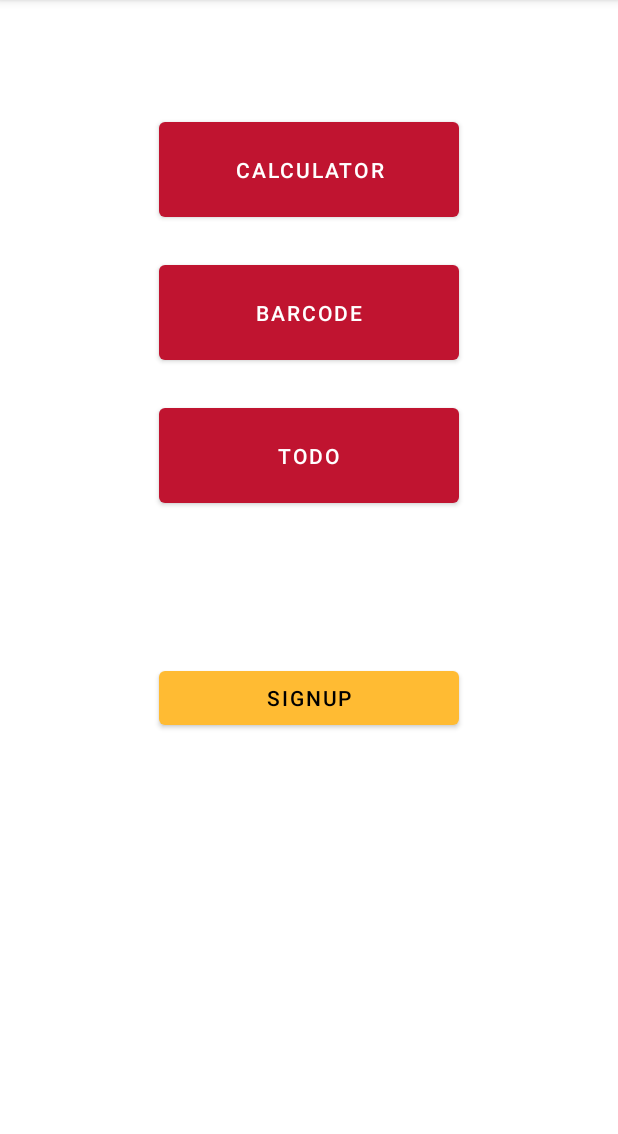
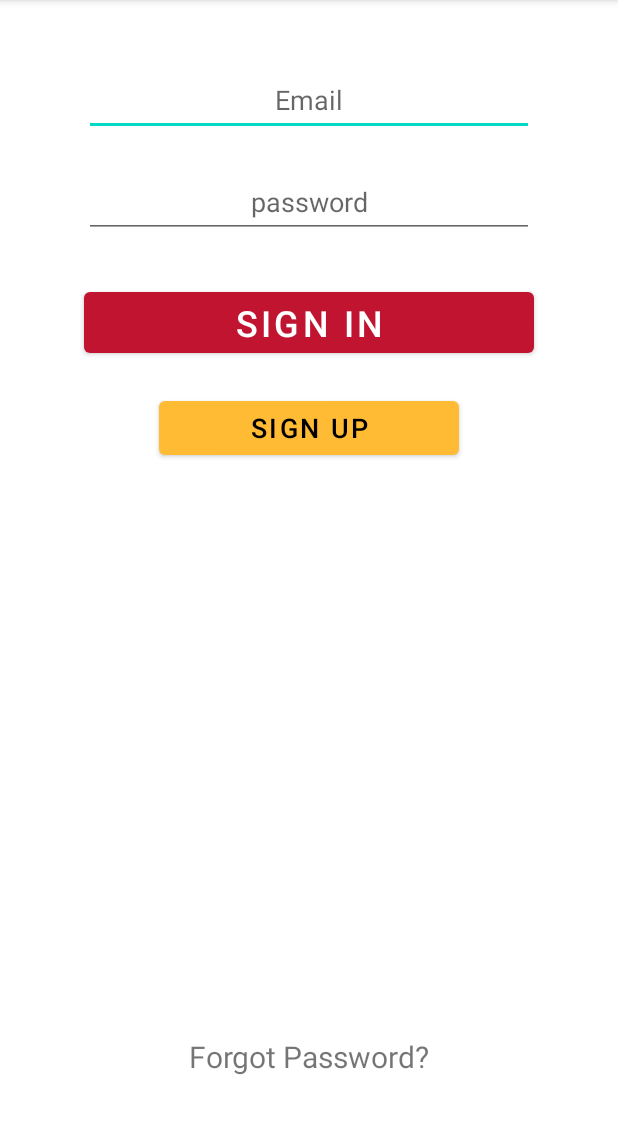
Before and after one commit to letz0703/icanmart-android, an Android app: the screen it shows after launch (MainActivity before the commit, Login after it), on a phone screen of 412 x 824 dp, the part 84-1218 px from its top. Run offline under Robolectric (Android 15) with nearby library versions, the phone set to English and light mode, and no system bars; our stand-ins replace Firebase (no records; nobody signed in at launch, a user with empty details on screens opened directly).

Commit message:
sign in (working)

```diff
--- a/app/src/main/AndroidManifest.xml
+++ b/app/src/main/AndroidManifest.xml
@@ -10,17 +10,27 @@
             android:supportsRtl="true"
             android:theme="@style/Theme.Icanmart">
         <activity
+                android:name=".Login"
+                android:exported="true">
+            <intent-filter>
+                <action android:name="android.intent.action.MAIN" />
+                <category android:name="android.intent.category.LAUNCHER" />
+            </intent-filter>
+        </activity>
+
+        <activity
                 android:name=".Forgot"
                 android:exported="true"
-                android:parentActivityName=".Signup"
-                />
+                android:parentActivityName=".Signup" />
         <activity
                 android:name=".Signup"
                 android:exported="true"
                 android:parentActivityName=".MainActivity" />
         <activity
                 android:name=".Barcode"
-                android:exported="true" />
+                android:exported="true"
+                android:parentActivityName=".MainActivity"
+                />
         <activity
                 android:name=".SplashScreen"
                 android:exported="true" />
@@ -30,13 +40,7 @@
         <activity
                 android:name=".Calculator"
                 android:parentActivityName=".MainActivity" />
-        <activity android:name=".MainActivity">
-            <intent-filter>
-                <action android:name="android.intent.action.MAIN" />
-
-                <category android:name="android.intent.category.LAUNCHER" />
-            </intent-filter>
-        </activity>
+        <activity android:name=".MainActivity"/>
     </application>
 
 </manifest>
--- /dev/null
+++ b/app/src/main/java/com/letz/icanmart/Login.java
@@ -0,0 +1,102 @@
+package com.letz.icanmart;
+
+import androidx.annotation.NonNull;
+import androidx.appcompat.app.AppCompatActivity;
+
+import android.content.Intent;
+import android.os.Bundle;
+import android.view.View;
+import android.widget.Button;
+import android.widget.ImageView;
+import android.widget.TextView;
+import android.widget.Toast;
+
+import com.google.android.gms.tasks.OnCompleteListener;
+import com.google.android.gms.tasks.Task;
+import com.google.firebase.auth.AuthResult;
+import com.google.firebase.auth.FirebaseAuth;
+import com.google.firebase.auth.FirebaseUser;
+
+public class Login extends AppCompatActivity
+{
+    ImageView profile;
+    private TextView email, password;
+    private Button buttonSignIn, buttonSignUp;
+    private TextView textViewForgot;
+
+    FirebaseAuth auth;
+    FirebaseUser firebaseUser;
+
+//    let user keep being logged in
+//    @Override
+//    protected void onStart() {
+//        super.onStart();
+//        firebaseUser = FirebaseAuth.getInstance().getCurrentUser();
+//        // fb user가 있으면
+//        if(firebaseUser != null)
+//        {
+//            Intent iMainActivity = new Intent(Login.this, MainActivity.class);
+//            startActivity(iMainActivity);
+//        }
+//    }
+
+    @Override
+    protected void onCreate(Bundle savedInstanceState) {
+        super.onCreate(savedInstanceState);
+        setContentView(R.layout.activity_login);
+
+        profile = findViewById(R.id.ivProfile_Login);
+        email = findViewById(R.id.etEmail_Login);
+        password = findViewById(R.id.etPassword_Login);
+
+        buttonSignIn = findViewById(R.id.btnSignin_Login);
+        buttonSignUp = findViewById(R.id.btnSignup_Login);
+
+        textViewForgot = findViewById(R.id.btnForgot_Login);
+
+        auth = FirebaseAuth.getInstance();
+
+        buttonSignIn.setOnClickListener(v -> {
+            String userEmail = email.getText().toString();
+            String userPassword = password.getText().toString();
+
+            if (!email.equals("") && !password.equals("")) {
+                signin(userEmail, userPassword);
+            } else {
+                Toast.makeText(Login.this, "Please enter and email and password.", Toast.LENGTH_SHORT).show();
+            }
+        });
+
+        buttonSignUp.setOnClickListener(new View.OnClickListener()
+        {
+            @Override
+            public void onClick(View v) {
+                Intent i = new Intent(Login.this, Signup.class);
+                startActivity(i);
+            }
+        });
+
+        textViewForgot.setOnClickListener(v -> {
+            Intent i = new Intent(Login.this, Forgot.class);
+            startActivity(i);
+        });
+    }
+
+    public void signin(String email, String password) {
+        auth.signInWithEmailAndPassword(email, password)
+                .addOnCompleteListener(new OnCompleteListener<AuthResult>()
+                {
+                    @Override
+                    public void onComplete(@NonNull Task<AuthResult> task) {
+                        if (task.isSuccessful()) {
+                            Intent i = new Intent(Login.this, MainActivity.class);
+                            startActivity(i);
+                            Toast.makeText(Login.this, "Sign in is successful", Toast.LENGTH_SHORT).show();
+                        } else {
+                            Toast.makeText(Login.this, "Sign in failed", Toast.LENGTH_SHORT).show();
+                        }
+                    }
+                });
+
+    }
+}
--- a/app/src/main/java/com/letz/icanmart/MainActivity.java
+++ b/app/src/main/java/com/letz/icanmart/MainActivity.java
@@ -24,12 +24,6 @@ public class MainActivity extends AppCompatActivity {
         calculator = findViewById(R.id.buttonCalc);
         barcode = findViewById(R.id.btnBarcode);
         todo = findViewById(R.id.buttonTodo);
-        signup = findViewById(R.id.btnSignup_Main);
-        signup = findViewById(R.id.btnSignup_Main);
-        signup.setOnClickListener(v -> {
-            Intent igoSignup = new Intent(MainActivity.this,Signup.class);
-            startActivity(igoSignup);
-        });
 
 
         todo.setOnClickListener(new View.OnClickListener() {
--- /dev/null
+++ b/app/src/main/res/layout/activity_login.xml
@@ -0,0 +1,85 @@
+<?xml version="1.0" encoding="utf-8"?>
+<androidx.constraintlayout.widget.ConstraintLayout xmlns:android="http://schemas.android.com/apk/res/android"
+        xmlns:tools="http://schemas.android.com/tools"
+        xmlns:app="http://schemas.android.com/apk/res-auto"
+        android:layout_width="match_parent"
+        android:layout_height="match_parent"
+        tools:context=".MyLoginActivity">
+
+    <ImageView
+            android:layout_width="wrap_content"
+            android:layout_height="wrap_content"
+            tools:srcCompat="@tools:sample/avatars"
+            android:id="@+id/ivProfile_Login"
+            app:layout_constraintTop_toTopOf="parent"
+            app:layout_constraintStart_toStartOf="parent"
+            android:layout_marginTop="17dp"
+            app:layout_constraintEnd_toEndOf="parent" />
+
+    <EditText
+            android:layout_width="300dp"
+            android:layout_height="wrap_content"
+            android:inputType="textEmailAddress"
+            android:ems="10"
+            android:id="@+id/etEmail_Login"
+            android:hint="Email"
+            android:gravity="center|center_horizontal"
+            app:layout_constraintStart_toStartOf="parent"
+            app:layout_constraintHorizontal_bias="0.5"
+            app:layout_constraintEnd_toEndOf="parent"
+            android:layout_marginTop="25dp"
+            app:layout_constraintTop_toBottomOf="@+id/ivProfile_Login"
+            android:minHeight="48dp" />
+
+    <EditText
+            android:layout_width="300dp"
+            android:layout_height="wrap_content"
+            android:inputType="text|textPassword"
+            android:ems="10"
+            android:id="@+id/etPassword_Login"
+            android:hint="password"
+            android:layout_marginTop="20dp"
+            app:layout_constraintTop_toBottomOf="@+id/etEmail_Login"
+            app:layout_constraintStart_toStartOf="parent"
+            app:layout_constraintEnd_toEndOf="parent"
+            android:gravity="center|center_horizontal"
+            android:minHeight="48dp" />
+
+    <Button
+            android:text="Sign In"
+            android:layout_width="300dp"
+            android:layout_height="wrap_content"
+            android:id="@+id/btnSignin_Login"
+            android:textSize="24sp"
+            app:layout_constraintStart_toStartOf="parent"
+            app:layout_constraintHorizontal_bias="0.5"
+            app:layout_constraintEnd_toEndOf="parent"
+            android:layout_marginTop="30dp"
+            app:layout_constraintTop_toBottomOf="@+id/etPassword_Login" />
+
+    <Button
+            android:text="Sign Up"
+            android:layout_width="200dp"
+            android:layout_height="wrap_content"
+            android:id="@+id/btnSignup_Login"
+            android:textSize="18sp"
+            app:layout_constraintStart_toStartOf="parent"
+            app:layout_constraintHorizontal_bias="0.5"
+            app:layout_constraintEnd_toEndOf="parent"
+            app:layout_constraintTop_toBottomOf="@+id/btnSignin_Login"
+            android:layout_marginTop="20dp"
+            app:backgroundTint="@android:color/holo_orange_light"
+            android:textColor="@android:color/black" />
+
+    <TextView
+            android:text="Forgot Password?"
+            android:layout_width="wrap_content"
+            android:layout_height="wrap_content"
+            android:id="@+id/btnForgot_Login"
+            app:layout_constraintStart_toStartOf="parent"
+            app:layout_constraintHorizontal_bias="0.5"
+            app:layout_constraintEnd_toEndOf="parent"
+            app:layout_constraintBottom_toBottomOf="parent"
+            android:layout_marginBottom="50dp"
+            android:textSize="20sp" />
+</androidx.constraintlayout.widget.ConstraintLayout>
--- a/app/src/main/res/layout/activity_main.xml
+++ b/app/src/main/res/layout/activity_main.xml
@@ -27,13 +27,4 @@
             android:id="@+id/buttonTodo"
             android:layout_marginTop="20dp" />
 
-    <Button
-            android:text="signup"
-            android:layout_width="200dp"
-            android:layout_height="wrap_content"
-            android:id="@+id/btnSignup_Main"
-            app:backgroundTint="@android:color/holo_orange_light"
-            android:layout_marginTop="100dp"
-            android:textColor="@android:color/black" />
-
 </LinearLayout>
```
